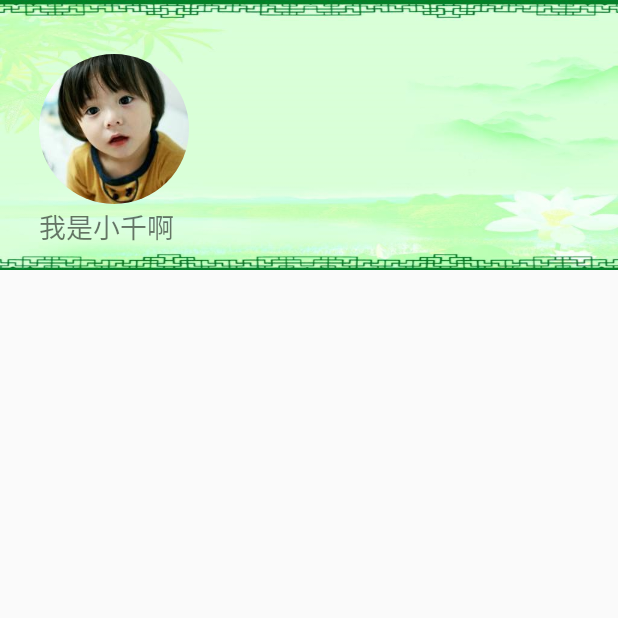
After one commit to Calo-missile/WtuAssess, an Android app: the UserDetailActivity screen opened directly, with no data from a screen before it, on a phone screen of 412 x 824 dp, the top half of it. The commit adds this screen. Run offline under Robolectric (Android 15) with nearby library versions, the phone set to English and light mode, and no system bars; our stand-ins replace CircleImageView.

Commit message:
add UserDetail

```diff
--- a/app/build.gradle
+++ b/app/build.gradle
@@ -42,8 +42,8 @@ dependencies {
     compile 'com.android.support.constraint:constraint-layout:1.0.2'
     compile 'com.android.support:recyclerview-v7:25.3.0'
     compile 'com.android.support:design:25.3.0'
-    testCompile 'junit:junit:4.12'
     compile 'com.github.bumptech.glide:glide:3.7.0'
     compile 'com.android.support:cardview-v7:25.3.0'
     compile 'de.hdodenhof:circleimageview:2.1.0'
+    testCompile 'junit:junit:4.12'
 }
--- a/app/src/main/AndroidManifest.xml
+++ b/app/src/main/AndroidManifest.xml
@@ -26,6 +26,8 @@
             android:name=".acti.ProductDetailActivity"
             android:theme="@style/ProductDetailActivity">
         </activity>
+        <activity android:name=".acti.UserDetailActivity">
+        </activity>
     </application>
 
 </manifest>
--- /dev/null
+++ b/app/src/main/java/com/hsc/wtuassess/acti/UserDetailActivity.java
@@ -0,0 +1,15 @@
+package com.hsc.wtuassess.acti;
+
+import android.support.v7.app.AppCompatActivity;
+import android.os.Bundle;
+
+import com.hsc.wtuassess.R;
+
+public class UserDetailActivity extends AppCompatActivity {
+
+    @Override
+    protected void onCreate(Bundle savedInstanceState) {
+        super.onCreate(savedInstanceState);
+        setContentView(R.layout.activity_user_detail);
+    }
+}
--- a/app/src/main/java/com/hsc/wtuassess/fragment/adapter/ProductRecyclerAdapter.java
+++ b/app/src/main/java/com/hsc/wtuassess/fragment/adapter/ProductRecyclerAdapter.java
@@ -84,7 +84,7 @@ public class ProductRecyclerAdapter extends RecyclerView.Adapter<ProductRecycler
         holder.itemLayout.setOnClickListener(new View.OnClickListener() {
             @Override
             public void onClick(View v) {
-                int position = holder.getAdapterPosition();
+                int position = holder.getAdapterPosition();//获取position
                 Data0 data = mdList.get(position);
                 //Log.i("info", "onClick: id" + data.getId());
                 Intent intent = new Intent(mContext, ProductDetailActivity.class);
--- /dev/null
+++ b/app/src/main/res/layout/activity_user_detail.xml
@@ -0,0 +1,46 @@
+<?xml version="1.0" encoding="utf-8"?>
+<LinearLayout
+    xmlns:android="http://schemas.android.com/apk/res/android"
+    xmlns:app="http://schemas.android.com/apk/res-auto"
+    xmlns:tools="http://schemas.android.com/tools"
+    android:layout_width="match_parent"
+    android:layout_height="match_parent"
+    android:orientation="vertical"
+    tools:context="com.hsc.wtuassess.acti.UserDetailActivity">
+
+    <RelativeLayout
+        android:layout_width="match_parent"
+        android:layout_height="180dp"
+        android:background="@mipmap/icon_beijingImg"
+        android:padding="10dp">
+
+        <de.hdodenhof.circleimageview.CircleImageView
+            android:id="@+id/icon_image"
+            android:layout_width="100dp"
+            android:layout_height="100dp"
+            android:layout_alignParentStart="true"
+            android:layout_alignParentTop="true"
+            android:layout_marginStart="16dp"
+            android:layout_marginTop="26dp"
+            android:src="@mipmap/icon_userImg"/>
+
+        <TextView
+            android:id="@+id/tv_detail_username"
+            android:text="我是小千啊"
+            android:textSize="18sp"
+            android:layout_width="wrap_content"
+            android:layout_height="wrap_content"
+            android:layout_alignParentBottom="true"
+            android:layout_marginBottom="5dp"
+            android:layout_alignStart="@+id/icon_image"/>
+
+        <ImageView
+            android:layout_width="10dp"
+            android:layout_height="10dp"
+            android:layout_alignStart="@+id/icon_image"/>
+
+    </RelativeLayout>
+
+
+
+</LinearLayout>
--- a/app/src/main/res/layout/layout_item_circle.xml
+++ b/app/src/main/res/layout/layout_item_circle.xml
@@ -9,6 +9,7 @@
     app:cardElevation="6dp">
 
     <LinearLayout
+        android:id="@+id/ll_circle_parent"
         android:layout_width="match_parent"
         android:layout_height="wrap_content"
         android:orientation="vertical">
```
Also changed, not shown: app/src/main/java/com/hsc/wtuassess/acti/TestActivity.java (+7 -6 lines), app/src/main/java/com/hsc/wtuassess/fragment/adapter/CircleRecyclerAdapter.java (+27 -9 lines), app/src/main/java/com/hsc/wtuassess/net/userDetail/UserDetailData0.java (added, +118 -0 lines), app/src/main/java/com/hsc/wtuassess/net/userDetail/UserDetailModel.java (added, +38 -0 lines), app/src/main/java/com/hsc/wtuassess/net/userDetail/imp/UserDetailImpl.java (added, +17 -0 lines), app/src/main/java/com/hsc/wtuassess/net/userDetail/service/UserDetailService.java (added, +49 -0 lines), app/src/main/res/mipmap-xhdpi/icon_beijingImg.png (added), app/src/main/res/mipmap-xhdpi/icon_userImg.png (added).
